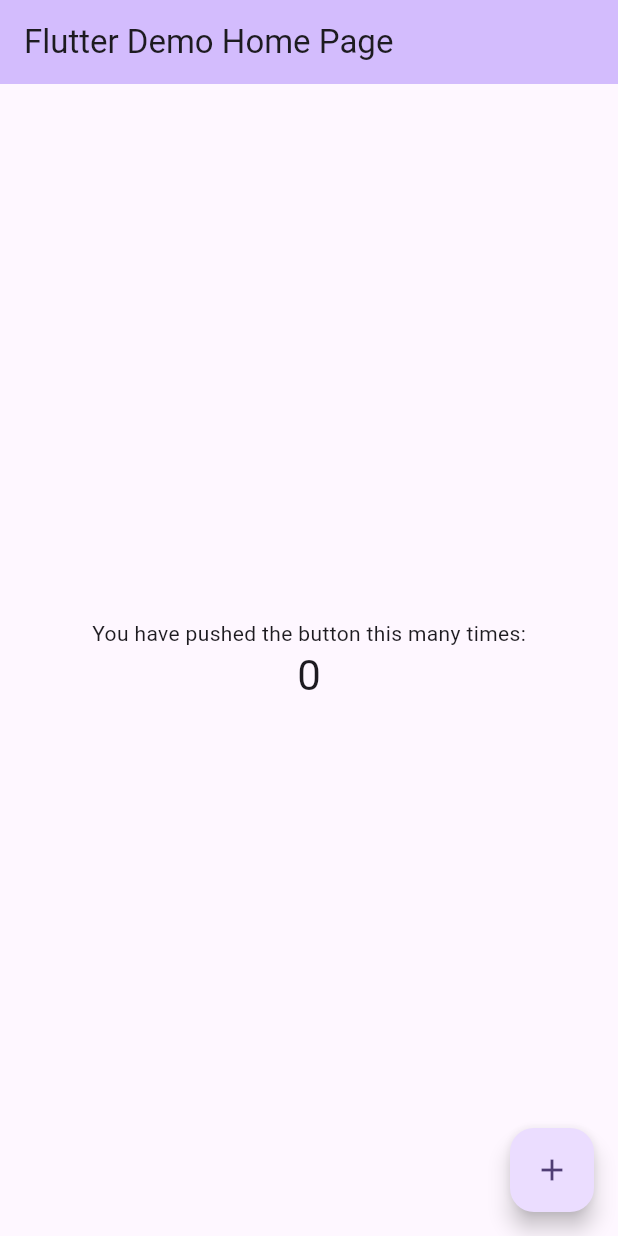
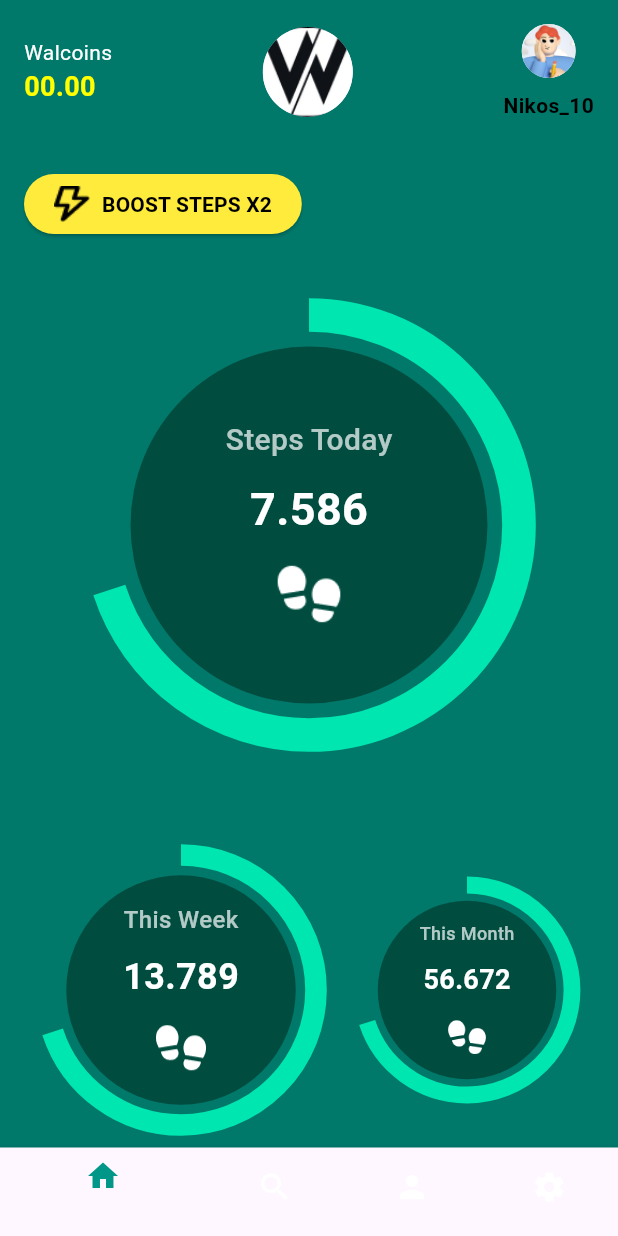
Before and after one commit to giorgostzamouranis/WalkWin, a Flutter app: the screen it shows after launch, on a phone screen of 412 x 824 dp. Run offline on Flutter 3.47's test engine with Material 3 defaults, Android fonts, the phone set to English and light mode, and no system bars.

Commit message:
Newest version

```diff
--- a/walkwin/lib/main.dart
+++ b/walkwin/lib/main.dart
@@ -5,121 +5,256 @@
 }
 
 class MyApp extends StatelessWidget {
-  const MyApp({super.key});
+  const MyApp({Key? key}) : super(key: key);
 
-  // This widget is the root of your application.
   @override
   Widget build(BuildContext context) {
     return MaterialApp(
-      title: 'Flutter Demo',
+      debugShowCheckedModeBanner: false,
+      title: 'Walk Win Home',
       theme: ThemeData(
-        // This is the theme of your application.
-        //
-        // TRY THIS: Try running your application with "flutter run". You'll see
-        // the application has a purple toolbar. Then, without quitting the app,
-        // try changing the seedColor in the colorScheme below to Colors.green
-        // and then invoke "hot reload" (save your changes or press the "hot
-        // reload" button in a Flutter-supported IDE, or press "r" if you used
-        // the command line to start the app).
-        //
-        // Notice that the counter didn't reset back to zero; the application
-        // state is not lost during the reload. To reset the state, use hot
-        // restart instead.
-        //
-        // This works for code too, not just values: Most code changes can be
-        // tested with just a hot reload.
-        colorScheme: ColorScheme.fromSeed(seedColor: Colors.deepPurple),
-        useMaterial3: true,
+        primarySwatch: Colors.teal,
       ),
-      home: const MyHomePage(title: 'Flutter Demo Home Page'),
+      home: const HomePage(),
     );
   }
 }
 
-class MyHomePage extends StatefulWidget {
-  const MyHomePage({super.key, required this.title});
-
-  // This widget is the home page of your application. It is stateful, meaning
-  // that it has a State object (defined below) that contains fields that affect
-  // how it looks.
-
-  // This class is the configuration for the state. It holds the values (in this
-  // case the title) provided by the parent (in this case the App widget) and
-  // used by the build method of the State. Fields in a Widget subclass are
-  // always marked "final".
-
-  final String title;
-
-  @override
-  State<MyHomePage> createState() => _MyHomePageState();
-}
-
-class _MyHomePageState extends State<MyHomePage> {
-  int _counter = 0;
-
-  void _incrementCounter() {
-    setState(() {
-      // This call to setState tells the Flutter framework that something has
-      // changed in this State, which causes it to rerun the build method below
-      // so that the display can reflect the updated values. If we changed
-      // _counter without calling setState(), then the build method would not be
-      // called again, and so nothing would appear to happen.
-      _counter++;
-    });
-  }
+class HomePage extends StatelessWidget {
+  const HomePage({Key? key}) : super(key: key);
 
   @override
   Widget build(BuildContext context) {
-    // This method is rerun every time setState is called, for instance as done
-    // by the _incrementCounter method above.
-    //
-    // The Flutter framework has been optimized to make rerunning build methods
-    // fast, so that you can just rebuild anything that needs updating rather
-    // than having to individually change instances of widgets.
     return Scaffold(
-      appBar: AppBar(
-        // TRY THIS: Try changing the color here to a specific color (to
-        // Colors.amber, perhaps?) and trigger a hot reload to see the AppBar
-        // change color while the other colors stay the same.
-        backgroundColor: Theme.of(context).colorScheme.inversePrimary,
-        // Here we take the value from the MyHomePage object that was created by
-        // the App.build method, and use it to set our appbar title.
-        title: Text(widget.title),
-      ),
-      body: Center(
-        // Center is a layout widget. It takes a single child and positions it
-        // in the middle of the parent.
+      backgroundColor: Colors.teal.shade700,
+      body: SafeArea(
         child: Column(
-          // Column is also a layout widget. It takes a list of children and
-          // arranges them vertically. By default, it sizes itself to fit its
-          // children horizontally, and tries to be as tall as its parent.
-          //
-          // Column has various properties to control how it sizes itself and
-          // how it positions its children. Here we use mainAxisAlignment to
-          // center the children vertically; the main axis here is the vertical
-          // axis because Columns are vertical (the cross axis would be
-          // horizontal).
-          //
-          // TRY THIS: Invoke "debug painting" (choose the "Toggle Debug Paint"
-          // action in the IDE, or press "p" in the console), to see the
-          // wireframe for each widget.
-          mainAxisAlignment: MainAxisAlignment.center,
-          children: <Widget>[
-            const Text(
-              'You have pushed the button this many times:',
+          children: [
+            // Upper Section with Walcoins, Logo, and Profile
+            Padding(
+              padding: const EdgeInsets.all(16.0),
+              child: Row(
+                mainAxisAlignment: MainAxisAlignment.spaceBetween,
+                crossAxisAlignment: CrossAxisAlignment.center,
+                children: [
+                  // Walcoins Section
+                  Column(
+                    crossAxisAlignment: CrossAxisAlignment.start,
+                    children: const [
+                      Text(
+                        "Walcoins",
+                        style: TextStyle(
+                          color: Colors.white,
+                          fontSize: 14,
+                        ),
+                      ),
+                      Text(
+                        "00.00",
+                        style: TextStyle(
+                          color: Colors.yellowAccent,
+                          fontSize: 18,
+                          fontWeight: FontWeight.bold,
+                        ),
+                      ),
+                    ],
+                  ),
+                  // Logo in the Center
+                  const CircleAvatar(
+                    radius: 30,
+                    backgroundImage: AssetImage('assets/images/logo.png'),
+                  ),
+                  // Profile Section
+                  Column(
+                    mainAxisAlignment: MainAxisAlignment.center,
+                    children: [
+                      CircleAvatar(
+                        radius: 18,
+                        backgroundColor: Colors.white,
+                        backgroundImage:
+                            const AssetImage('assets/images/profile.png'),
+                      ),
+                      const SizedBox(height: 8),
+                      const Text(
+                        "Nikos_10",
+                        style: TextStyle(
+                          color: Colors.black,
+                          fontSize: 14,
+                          fontWeight: FontWeight.bold,
+                        ),
+                        textAlign: TextAlign.center,
+                      ),
+                    ],
+                  ),
+                ],
+              ),
             ),
-            Text(
-              '$_counter',
-              style: Theme.of(context).textTheme.headlineMedium,
+            const SizedBox(height: 16),
+
+            // BOOST STEPS Button
+            Align(
+              alignment: Alignment.centerLeft,
+              child: Padding(
+                padding: const EdgeInsets.symmetric(horizontal: 16.0),
+                child: ElevatedButton.icon(
+                  onPressed: () {},
+                  style: ElevatedButton.styleFrom(
+                    backgroundColor: Colors.yellow,
+                    padding:
+                        const EdgeInsets.symmetric(horizontal: 20, vertical: 8),
+                  ),
+                  icon: Image.asset(
+                    'assets/images/bolt.png',
+                    width: 24,
+                    height: 24,
+                  ),
+                  label: const Text(
+                    "BOOST STEPS X2",
+                    style: TextStyle(
+                      color: Colors.black,
+                      fontWeight: FontWeight.bold,
+                    ),
+                  ),
+                ),
+              ),
+            ),
+            const SizedBox(height: 20),
+
+            // Steps Today Circular Indicator
+            Expanded(
+              child: Column(
+                children: [
+                  const SizedBox(height: 30),
+                  CircularStepsWidget(
+                    title: "Steps Today",
+                    steps: "7.586",
+                    size: 280,
+                    titleFontSize: 20,
+                    stepsFontSize: 30,
+                    iconSize: 50,
+                  ),
+                  const SizedBox(height: 80),
+                  Row(
+                    mainAxisAlignment: MainAxisAlignment.spaceEvenly,
+                    children: const [
+                      CircularStepsWidget(
+                        title: "This Week",
+                        steps: "13.789",
+                        size: 180,
+                        titleFontSize: 16,
+                        stepsFontSize: 24,
+                        iconSize: 40,
+                      ),
+                      CircularStepsWidget(
+                        title: "This Month",
+                        steps: "56.672",
+                        size: 140,
+                        titleFontSize: 12,
+                        stepsFontSize: 18,
+                        iconSize: 30,
+                      ),
+                    ],
+                  ),
+                ],
+              ),
             ),
           ],
         ),
       ),
-      floatingActionButton: FloatingActionButton(
-        onPressed: _incrementCounter,
-        tooltip: 'Increment',
-        child: const Icon(Icons.add),
-      ), // This trailing comma makes auto-formatting nicer for build methods.
+      bottomNavigationBar: BottomNavigationBar(
+        backgroundColor: Colors.black,
+        selectedItemColor: Colors.teal,
+        unselectedItemColor: Colors.white,
+        items: const [
+          BottomNavigationBarItem(icon: Icon(Icons.home), label: ""),
+          BottomNavigationBarItem(icon: Icon(Icons.search), label: ""),
+          BottomNavigationBarItem(icon: Icon(Icons.person), label: ""),
+          BottomNavigationBarItem(icon: Icon(Icons.settings), label: ""),
+        ],
+      ),
     );
   }
 }
+
+class CircularStepsWidget extends StatelessWidget {
+  final String title;
+  final String steps;
+  final double size;
+  final double titleFontSize;
+  final double stepsFontSize;
+  final double iconSize;
+
+  const CircularStepsWidget({
+    Key? key,
+    required this.title,
+    required this.steps,
+    required this.size,
+    this.titleFontSize = 14,
+    this.stepsFontSize = 20,
+    this.iconSize = 30,
+  }) : super(key: key);
+
+  @override
+  Widget build(BuildContext context) {
+    return SizedBox(
+      width: size,
+      height: size,
+      child: Stack(
+        alignment: Alignment.center,
+        children: [
+          // Inner Circle - Solid Color (#004D40)
+          Container(
+            width: size * 0.85,
+            height: size * 0.85,
+            decoration: const BoxDecoration(
+              color: Color(0xFF004D40), // Inner Circle Color
+              shape: BoxShape.circle,
+            ),
+          ),
+
+          // Circular Progress Bar
+          SizedBox(
+            width: size,
+            height: size,
+            child: CircularProgressIndicator(
+              value: 0.7, // Progress value
+              color: Color(0xFF00E6B0), // Progress Bar Color
+              strokeWidth: size * 0.08,
+              backgroundColor: Colors.transparent,
+            ),
+          ),
+
+          // Centered Content
+          Column(
+            mainAxisAlignment: MainAxisAlignment.center,
+            children: [
+              Text(
+                title,
+                style: TextStyle(
+                  color: Colors.white70,
+                  fontSize: titleFontSize,
+                  fontWeight: FontWeight.w500,
+                ),
+              ),
+              const SizedBox(height: 10),
+              Text(
+                steps,
+                style: TextStyle(
+                  color: Colors.white,
+                  fontSize: stepsFontSize,
+                  fontWeight: FontWeight.bold,
+                ),
+              ),
+              const SizedBox(height: 10),
+              Image.asset(
+                'assets/images/steps.png',
+                width: iconSize,
+                height: iconSize,
+                fit: BoxFit.contain,
+              ),
+            ],
+          ),
+        ],
+      ),
+    );
+  }
+}
```
Also changed, not shown: walkwin/pubspec.yaml (+4 -68 lines), walkwin/assets/images/bolt.png (added), walkwin/assets/images/logo.png (added), walkwin/assets/images/map.png (added), walkwin/assets/images/profile.png (added), walkwin/assets/images/steps.png (added).
